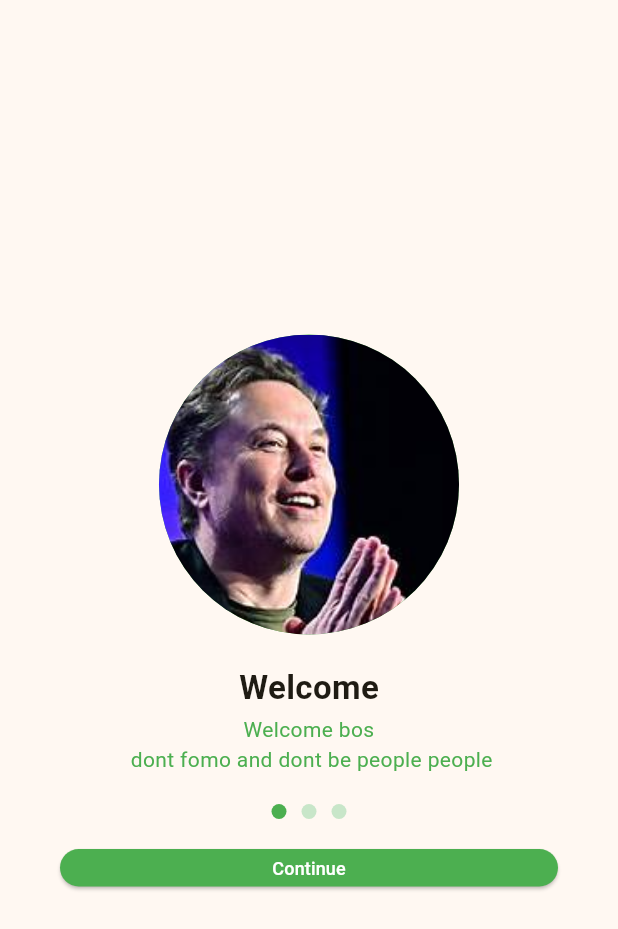
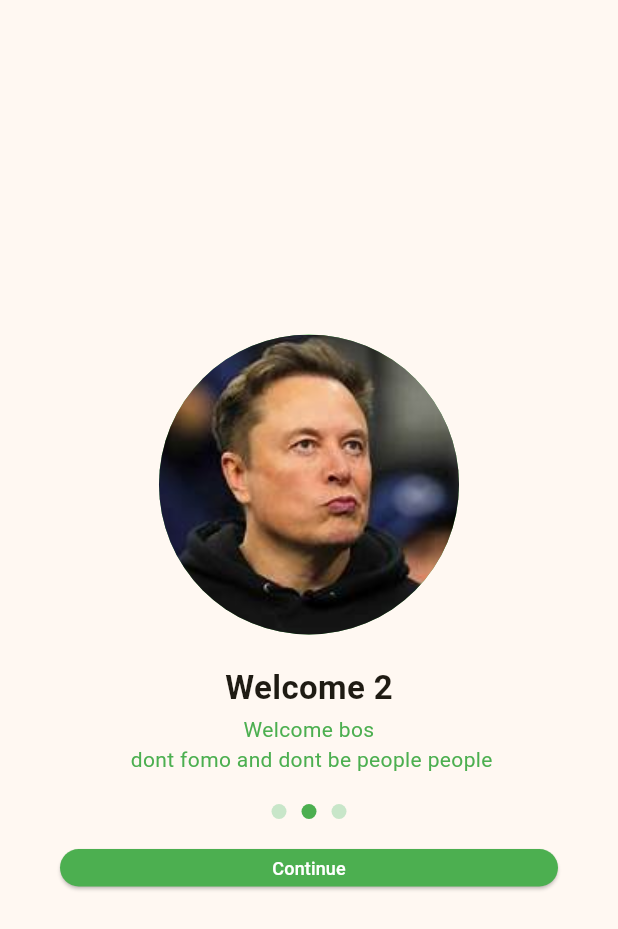
Before and after one commit to afnan923/-KB1179-1123150074-uts-, a Flutter app: the screen it shows after launch, after a tap on "Continue", on a phone screen of 412 x 824 dp. Shown: the top 929 px of the screen. Run offline on Flutter 3.47's test engine with Material 3 defaults, Android fonts, the phone set to English and light mode, and no system bars.

Commit message:
update splash screen 2 and 3

```diff
--- a/lib/screen/splash_screen_2.dart
+++ b/lib/screen/splash_screen_2.dart
@@ -1,5 +1,6 @@
 
 import 'package:flutter/material.dart';
+import 'package:uts_afnan/screen/splash_screen_3.dart';
 
 class MySplashScreen2 extends StatelessWidget {
   const MySplashScreen2({super.key});
@@ -19,13 +20,13 @@ class MySplashScreen2 extends StatelessWidget {
                 color: Colors.green,
                 shape: BoxShape.circle,
                 image: DecorationImage(image:
-                AssetImage("assets/images/1.jpg"),
+                AssetImage("assets/images/2.jpg"),
                 fit: BoxFit.cover
                 ),
               ),
             ),
             SizedBox(height: 20,),
-            Text("Welcome",
+            Text("Welcome 2",
               style: TextStyle(
                 fontSize: 22.0,
                 fontWeight: FontWeight.bold
@@ -47,7 +48,7 @@ class MySplashScreen2 extends StatelessWidget {
               height: 10,
               width: 10,
               decoration: BoxDecoration(
-                color: Colors.green,
+                color: Colors.green[100]!,
                 shape: BoxShape.circle,
                 ),
               ),
@@ -56,7 +57,7 @@ class MySplashScreen2 extends StatelessWidget {
               height: 10,
               width: 10,
               decoration: BoxDecoration(
-                color: Colors.green[100]!,
+                color: Colors.green,
                 shape: BoxShape.circle,
                 ),
               ),
@@ -78,7 +79,8 @@ class MySplashScreen2 extends StatelessWidget {
                 height: 25,
                 width: double.infinity,
                 child: ElevatedButton(onPressed: (){
-
+                  Navigator.push(context,
+                  MaterialPageRoute(builder: (context) => MySplashScreen3()));
                 },
                 style: ElevatedButton.styleFrom(
                   backgroundColor: Colors.green,
```
Also changed, not shown: lib/screen/splash_screen_3.dart (+6 -6 lines).
